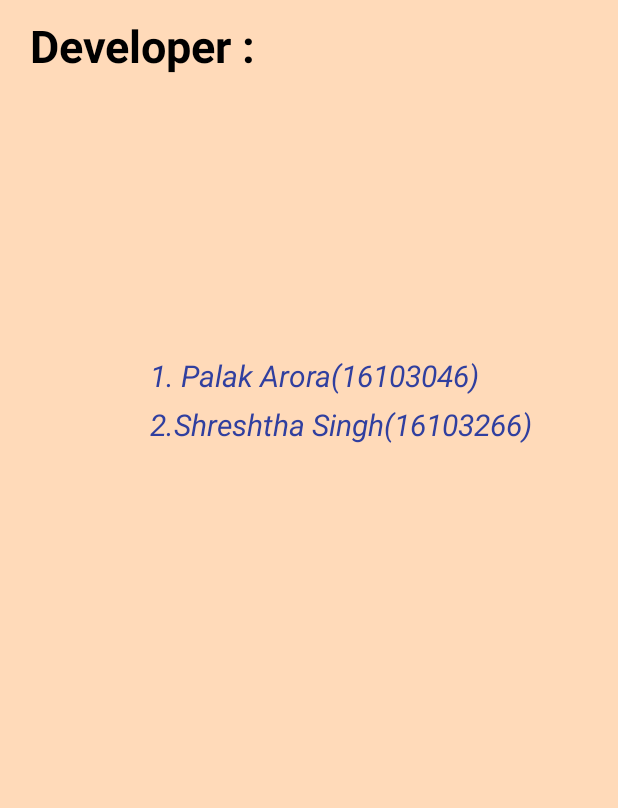
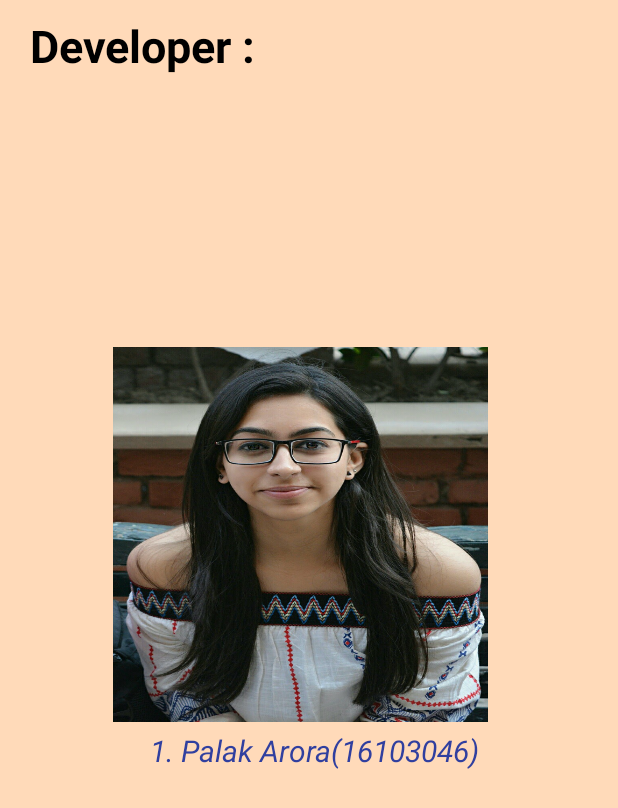
Before and after one commit to palakarora14/Medical-Analyser, an Android app: the AboutUsActivity screen opened directly, with no data from a screen before it, on a phone screen of 412 x 824 dp. Shown: the top 808 px of the screen. Run offline under Robolectric (Android 15) with nearby library versions, the light colour scheme and no system bars.

Commit message:
Update activity_about_us.xml

```diff
--- a/Medical Analyser/HeartRateCalculator(App)/app/src/main/res/layout/activity_about_us.xml
+++ b/Medical Analyser/HeartRateCalculator(App)/app/src/main/res/layout/activity_about_us.xml
@@ -29,7 +29,7 @@
         android:orientation="vertical"
         android:padding="20dp">
 
-        <!--<ImageView
+        <ImageView
             android:id="@+id/person_1_img"
             android:layout_width="250dp"
             android:layout_height="250dp"
@@ -38,7 +38,7 @@
             android:background="@drawable/developer1"
             android:minWidth="1dp"
             android:minHeight="1dp"
-            android:layout_marginLeft="55dp"/>-->
+            android:layout_marginLeft="55dp"/>
 
         <TextView
             android:layout_width="wrap_content"
@@ -51,16 +51,6 @@
             android:textStyle="italic"
             />
 
-        <TextView
-            android:layout_width="wrap_content"
-            android:layout_height="wrap_content"
-            android:layout_marginLeft="80dp"
-            android:layout_marginTop="5dp"
-            android:text="2.Shreshtha Singh(16103266)"
-            android:textColor="@color/colorPrimaryDark"
-            android:textSize="20dp"
-            android:textStyle="italic"
-            />
 
     </LinearLayout>
 
```
